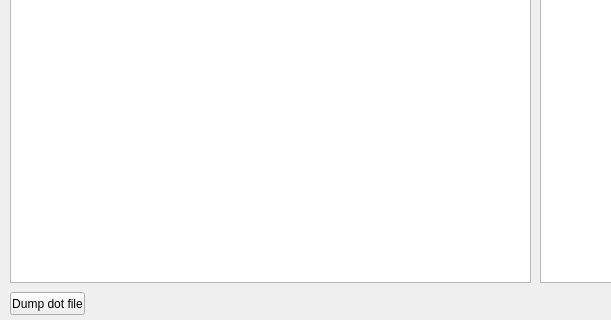
Old version of the form i360gmanager/uiMain.ui in the repository roman5566/i360gm; both pictures show x 0 to 611 and y 238 to 558 of the 1152 by 558 pixel window.
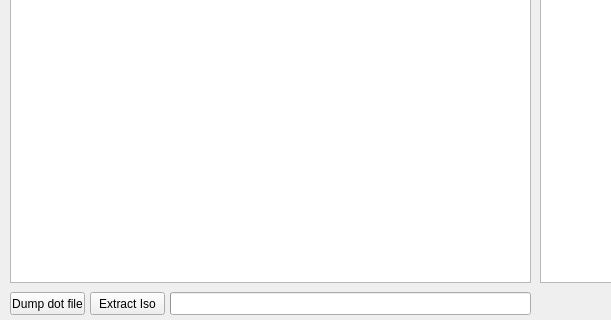
New version of the form.

The edit to the form file:
```diff
--- a/i360gmanager/uiMain.ui
+++ b/i360gmanager/uiMain.ui
@@ -136,6 +136,35 @@
      <string>Dump dot file</string>
     </property>
    </widget>
+   <widget class="QPushButton" name="pushButton_2">
+    <property name="geometry">
+     <rect>
+      <x>90</x>
+      <y>530</y>
+      <width>75</width>
+      <height>23</height>
+     </rect>
+    </property>
+    <property name="text">
+     <string>Extract Iso</string>
+    </property>
+   </widget>
+   <widget class="QProgressBar" name="progressBar">
+    <property name="geometry">
+     <rect>
+      <x>170</x>
+      <y>530</y>
+      <width>361</width>
+      <height>23</height>
+     </rect>
+    </property>
+    <property name="value">
+     <number>0</number>
+    </property>
+    <property name="textVisible">
+     <bool>false</bool>
+    </property>
+   </widget>
   </widget>
  </widget>
  <layoutdefault spacing="6" margin="11"/>
```
